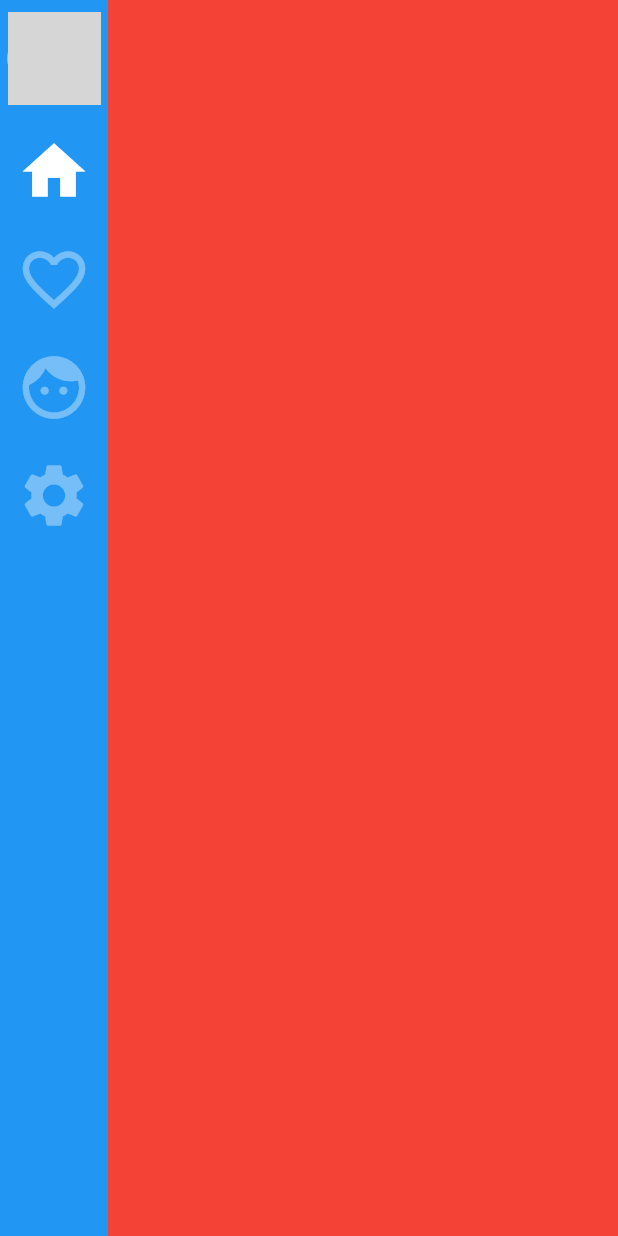
After one commit to notlicenseddevs/front-end_centerfascia, a Flutter app: the Home screen opened by its route, after a tap on "h/w control", on a phone screen of 412 x 824 dp. The commit adds this screen. Run offline on Flutter 3.47's test engine with Material 2 defaults, Android fonts, the phone set to English and light mode, and no system bars; our stand-ins replace geolocator, google_maps_flutter; network calls fail; grey boxes are pictures that could not be loaded.

Commit message:
found out how to use expanded part of nav rail

```diff
--- a/lib/pages/home.dart
+++ b/lib/pages/home.dart
@@ -1,18 +1,17 @@
 import 'package:flutter/material.dart';
 
-class Home extends StatefulWidget{
+class Home extends StatefulWidget {
   const Home({Key? key}) : super(key: key);
 
   @override
   State<Home> createState() => _HomeState();
 }
 
-class _HomeState extends State<Home>{
-
+class _HomeState extends State<Home> {
   @override
-  Widget build(BuildContext context){
-
+  Widget build(BuildContext context) {
     return Scaffold(
+        backgroundColor: Colors.grey[850],
         appBar: AppBar(
           backgroundColor: Colors.black12,
           title: Text('Centerfeisa demo'),
@@ -20,57 +19,35 @@ class _HomeState extends State<Home>{
           elevation: 0,
           leading: Container(),
         ),
-        body: Column(
-            children :[
+        body: Column(children: [
           Expanded(
-                  child: Column(
-                      children: <Widget>[
+              child: Column(children: <Widget>[
             Padding(
                 padding: const EdgeInsetsDirectional.fromSTEB(2, 2, 2, 2),
-                            child:ElevatedButton(
-                              onPressed: (){
-                                Navigator.pushNamed(
-                                    context,
-                                    '/hw_control',
-                                    arguments:{
-                                    }
-                                );
+                child: ElevatedButton(
+                  onPressed: () {
+                    Navigator.pushNamed(context, '/hw_control', arguments: {});
                   },
                   child: Text("h/w control"),
-                            )
-                        ),Padding(
+                )),
+            Padding(
                 padding: const EdgeInsetsDirectional.fromSTEB(2, 2, 2, 2),
-                            child:ElevatedButton(
-                              onPressed: (){
-                                Navigator.pushNamed(
-                                    context,
-                                    '/google_maps',
-                                    arguments:{
-                                    }
-                                );
+                child: ElevatedButton(
+                  onPressed: () {
+                    Navigator.pushNamed(context, '/google_maps', arguments: {});
                   },
                   child: Text("gmps control"),
-                            )
-                        ),Padding(
+                )),
+            Padding(
                 padding: const EdgeInsetsDirectional.fromSTEB(2, 2, 2, 2),
-                            child:ElevatedButton(
-                              onPressed: (){
-                                Navigator.pushNamed(
-                                    context,
-                                    '/youtube_playlist',
-                                    arguments:{
-                                    }
-                                );
+                child: ElevatedButton(
+                  onPressed: () {
+                    Navigator.pushNamed(context, '/youtube_playlist',
+                        arguments: {});
                   },
                   child: Text("ytp control"),
-                            )
-                        ),
-                      ]
-                  )
-              )
-            ]
-        )
-    );
+                )),
+          ]))
+        ]));
   }
-
 }
--- a/lib/pages/hw_control.dart
+++ b/lib/pages/hw_control.dart
@@ -1,5 +1,7 @@
 import 'package:flutter/material.dart';
-import 'dart:ui';
+import 'package:centerfascia_application/pages/hw_settings/hw_light.dart';
+import 'package:centerfascia_application/pages/hw_settings/hw_mirror.dart';
+import 'package:centerfascia_application/pages/hw_settings/hw_seat.dart';
 
 class HW_Control extends StatefulWidget {
   const HW_Control({Key? key}) : super(key: key);
@@ -9,145 +11,81 @@ class HW_Control extends StatefulWidget {
 }
 
 class _HW_ControlState extends State<HW_Control> {
-  ////put stuff here//////
-  /// // Track the currently selected item here. Only used for
-  // tablet layouts.
-  //////ye////
-  // The contents of views
-  // Only the content associated with the selected tab is displayed on the screen
-  final List<Widget> _mainContents = [
-    // Content for Home tab
-    Container(
-      color: Colors.grey[850],
-      alignment: Alignment.center,
-      child: const Text(
-        'Home',
-        style: TextStyle(fontSize: 40),
-      ),
-    ),
-    // Content for Feed tab
-    Container(
-      color: Colors.grey[850],
-      alignment: Alignment.center,
-      child: const Text(
-        'Feed',
-        style: TextStyle(fontSize: 40),
-      ),
-    ),
-    // Content for Favorites tab
-    Container(
-      color: Colors.grey[850],
-      alignment: Alignment.center,
-      child: const Text(
-        'Favorites',
-        style: TextStyle(fontSize: 40),
-      ),
-    ),
-    // Content for Settings tab
-    Container(
-      color: Colors.grey[850],
-      alignment: Alignment.center,
-      child: const Text(
-        'Settings',
-        style: TextStyle(fontSize: 40),
-      ),
-    )
-  ];
+  int index = 0;
+  bool isExtended = false;
 
-  // The index of the selected tab
-  // In the beginning, the Home tab is selected
-  int _selectedIndex = 0;
+  final selectedColor = Colors.white;
+  final unselectedColor = Colors.white60;
+  final labelStyle = TextStyle(fontWeight: FontWeight.bold, fontSize: 16);
 
   @override
-  Widget build(BuildContext context) {
-    return Scaffold(
-      // Show the bottom tab bar if screen width < 640
-      bottomNavigationBar: MediaQuery.of(context).size.width < 640
-          ? BottomNavigationBar(
-              currentIndex: _selectedIndex,
-              unselectedItemColor: Colors.grey,
-              selectedItemColor: Colors.indigoAccent,
-              // called when one tab is selected
-              onTap: (int index) {
-                setState(() {
-                  _selectedIndex = index;
-                });
-              },
-              // bottom tab items
-              items: const [
-                  BottomNavigationBarItem(
-                      icon: Icon(Icons.home), label: 'Home'),
-                  BottomNavigationBarItem(
-                      icon: Icon(Icons.feed), label: 'Feed'),
-                  BottomNavigationBarItem(
-                      icon: Icon(Icons.favorite), label: 'Favorites'),
-                  BottomNavigationBarItem(
-                      icon: Icon(Icons.settings), label: 'Settings')
-                ])
-          : null,
-      body: Row(
-        mainAxisSize: MainAxisSize.max,
-        children: [
-          // Show the navigaiton rail if screen width >= 640
-          if (MediaQuery.of(context).size.width >= 640)
+  Widget build(BuildContext context) => Scaffold(
+        body: Row(
+          children: [
             NavigationRail(
-              backgroundColor: Colors.blue[800], //changes nav rail color
-              minWidth: 55.0,
-              selectedIndex: _selectedIndex,
-              // Called when one tab is selected
-              onDestinationSelected: (int index) {
-                setState(() {
-                  _selectedIndex = index;
-                });
-              },
-              labelType: NavigationRailLabelType.all,
-              selectedLabelTextStyle: const TextStyle(
-                color: Colors.amber,
+              backgroundColor: Theme.of(context).primaryColor,
+              //labelType: NavigationRailLabelType.all,
+              selectedIndex: index,
+              extended: isExtended,
+              //groupAlignment: 0,
+              selectedLabelTextStyle: labelStyle.copyWith(color: selectedColor),
+              unselectedLabelTextStyle:
+                  labelStyle.copyWith(color: unselectedColor),
+              selectedIconTheme: IconThemeData(color: selectedColor, size: 50),
+              unselectedIconTheme:
+                  IconThemeData(color: unselectedColor, size: 50),
+              onDestinationSelected: (index) =>
+                  setState(() => this.index = index),
+              leading: Material(
+                clipBehavior: Clip.hardEdge,
+                shape: CircleBorder(),
+                child: Ink.image(
+                  width: 62,
+                  height: 62,
+                  fit: BoxFit.fitHeight,
+                  image: NetworkImage(
+                    'https://i.ibb.co/yNSW8p3/pepe1.jpg',
+                  ),
+                  child: InkWell(
+                    onTap: () => setState(() => isExtended = !isExtended),
+                  ),
+                ),
               ),
-              leading: Column(
-                children: const [
-                  SizedBox(
-                    height: 8,
-                  ),
-                  CircleAvatar(
-                    radius: 20,
-                    child: Icon(Icons.person),
-                  ),
-                ],
-              ),
-              unselectedLabelTextStyle: const TextStyle(),
-              // navigation rail items
-              destinations: const [
+              destinations: [
                 NavigationRailDestination(
-                    icon: Icon(Icons.home), label: Text('Home')),
+                  icon: Icon(Icons.home),
+                  label: Text('Home'),
+                ),
                 NavigationRailDestination(
-                    icon: Icon(Icons.feed), label: Text('Feed')),
+                  icon: Icon(Icons.favorite_border),
+                  selectedIcon: Icon(Icons.favorite),
+                  label: Text('Favourites'),
+                ),
                 NavigationRailDestination(
-                    icon: Icon(Icons.favorite), label: Text('Favorites')),
+                  icon: Icon(Icons.face),
+                  label: Text('Profile'),
+                ),
                 NavigationRailDestination(
-                    icon: Icon(Icons.settings), label: Text('Settings')),
+                  icon: Icon(Icons.settings),
+                  label: Text('Settings'),
+                ),
               ],
             ),
+            Expanded(child: buildPages()),
+          ],
+        ),
+      );
 
-          // Main content
-          // This part is always shown
-          // You will see it on both small and wide screen
-          Expanded(child: _mainContents[_selectedIndex]),
-        ],
-      ),
-    );
+  Widget buildPages() {
+    switch (index) {
+      case 0:
+        return HW_Seat(); //매뉴로 돌아가기
+      case 1:
+        return HW_Control(); //하트
+      case 2:
+        return HW_Control(); //톱니 위에
+      default:
+        return HW_Seat();
+    }
   }
-  //return Scaffold(
-  /*appBar: AppBar(
-          backgroundColor: Colors.black,
-          centerTitle: true,
-          elevation: 0,
-          leading: Container(),
-          title: Text('HW_Control'),
-        ),*/
-  //body:Scaffold(
-
-  //),
-  //color: Colors.grey[800],
-  //);
 }
--- /dev/null
+++ b/lib/pages/hw_settings/hw_seat.dart
@@ -0,0 +1,27 @@
+//import 'dart:html';
+
+import 'package:flutter/material.dart';
+
+class HW_Seat extends StatefulWidget {
+  const HW_Seat({Key? key}) : super(key: key);
+
+  @override
+  State<HW_Seat> createState() => _HW_SeatState();
+}
+
+/*class _HW_SeatState extends State<HW_Seat> {
+  @override
+  Widget build(BuildContext context) {
+    return Scaffold(
+      backgroundColor: Colors.red[30],
+    );
+  }
+}*/
+class _HW_SeatState extends State<HW_Seat> {
+  @override
+  Widget build(BuildContext context) {
+    return Scaffold(
+      backgroundColor: Colors.red[500],
+    );
+  }
+}
```
Also changed, not shown: lib/pages/hw_settings/hw_light.dart (added), lib/pages/hw_settings/hw_mirror.dart (added). Lines whose indentation alone changed are shown as unchanged.
